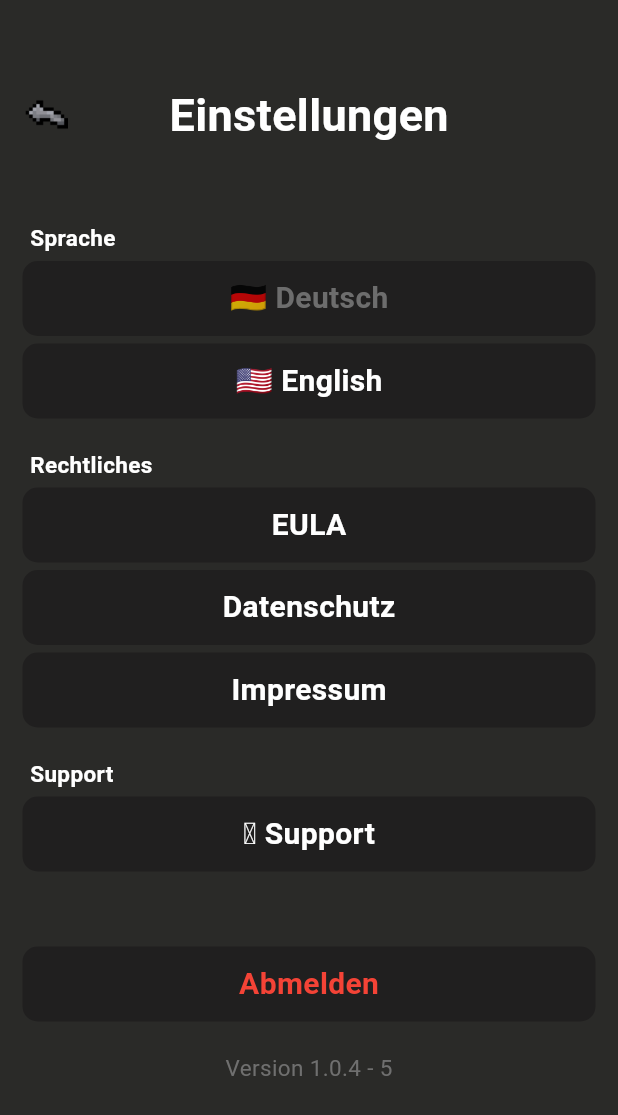
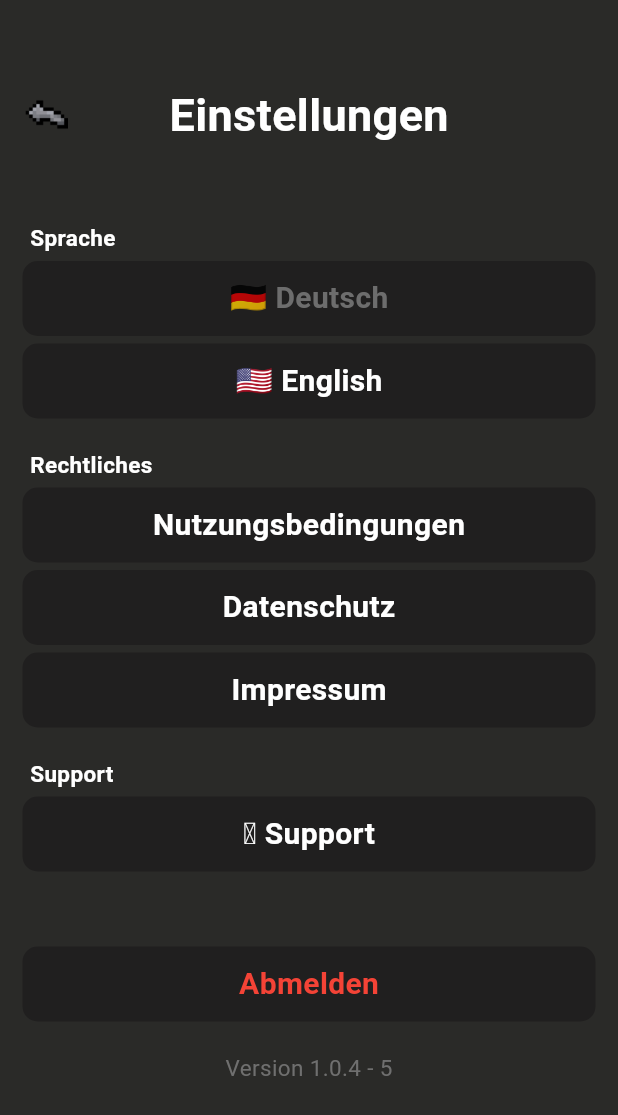
Before and after one commit to RibbleDev/noriskclient-app, a Flutter app: the Settings screen opened directly, after a tap on "🇩🇪 Deutsch", on a phone screen of 412 x 824 dp. Shown: the top 1115 px of the screen. Run offline on Flutter 3.47's test engine with Material 3 defaults, Android fonts, the phone set to English and light mode, and no system bars; our stand-ins replace flutter_native_splash, fluttertoast, package_info_plus, shared_preferences, vibration; missing offline and left inert: mobile_scanner; accounts and stored records are empty; generated files the repository leaves out were written again.

Commit message:
add url's to settings

```diff
--- a/lib/config/Config.dart
+++ b/lib/config/Config.dart
@@ -8,4 +8,9 @@ class Config {
   static int maxCommentsPerPage = 25;
   static int maxCommentContentLength = 150;
   static int maxReportContentLength = 200;
+
+  static Uri privacyUrl = Uri.parse('https://norisk.gg/privacy-policy');
+  static Uri termsUrl = Uri.parse('https://norisk.gg/terms-of-service');
+  static Uri imprintUrl = Uri.parse('https://norisk.gg/imprint');
+  static Uri supportUrl = Uri.parse('https://norisk.gg/support');
 }
--- a/lib/l10n/app_de.arb
+++ b/lib/l10n/app_de.arb
@@ -58,7 +58,7 @@
   "profile_noPinnedPosts": " hat keine angepinnten Posts :/",
   "settings_language": "Sprache",
   "settings_legal": "Rechtliches",
-  "settings_eula": "EULA",
+  "settings_tos": "Nutzungsbedingungen",
   "settings_privacyPolicy": "Datenschutz",
   "settings_imprint": "Impressum",
   "settings_support": "Support"
--- a/lib/l10n/app_en.arb
+++ b/lib/l10n/app_en.arb
@@ -58,7 +58,7 @@
   "profile_noPinnedPosts": " doesn't have any pinned posts :/",
   "settings_language": "Language",
   "settings_legal": "Legal Info's",
-  "settings_eula": "EULA",
+  "settings_tos": "Terms of Service",
   "settings_privacyPolicy": "Privacy Policy",
   "settings_imprint": "Imprint",
   "settings_support": "Support"
--- a/lib/screens/Settings.dart
+++ b/lib/screens/Settings.dart
@@ -3,11 +3,13 @@ import 'package:flutter/material.dart';
 import 'package:flutter_gen/gen_l10n/app_localizations.dart';
 import 'package:mcreal/config/Colors.dart';
 import 'package:mcreal/main.dart';
+import 'package:mcreal/config/Config.dart';
 import 'package:mcreal/provider/localeProvider.dart';
 import 'package:mcreal/utils/NoRiskIcon.dart';
 import 'package:package_info_plus/package_info_plus.dart';
 import 'package:provider/provider.dart';
 import 'package:shared_preferences/shared_preferences.dart';
+import 'package:url_launcher/url_launcher.dart';
 
 class Settings extends StatefulWidget {
   const Settings({super.key});
@@ -136,7 +138,8 @@ class SettingsState extends State<Settings> {
                 ),
                 const SizedBox(height: 5),
                 GestureDetector(
-                  onTap: () => {},
+                  onTap: () => launchUrl(
+                      mode: LaunchMode.externalApplication, Config.termsUrl),
                   child: Container(
                     width: double.infinity,
                     height: 50,
@@ -144,7 +147,7 @@ class SettingsState extends State<Settings> {
                         color: NoRiskClientColors.darkerBackground,
                         borderRadius: BorderRadius.circular(10)),
                     child: Center(
-                      child: Text(AppLocalizations.of(context)!.settings_eula,
+                      child: Text(AppLocalizations.of(context)!.settings_tos,
                           style: const TextStyle(
                               color: NoRiskClientColors.text,
                               fontSize: 20,
@@ -154,7 +157,8 @@ class SettingsState extends State<Settings> {
                 ),
                 const SizedBox(height: 5),
                 GestureDetector(
-                  onTap: () => {},
+                  onTap: () => launchUrl(
+                      mode: LaunchMode.externalApplication, Config.privacyUrl),
                   child: Container(
                     width: double.infinity,
                     height: 50,
@@ -173,7 +177,8 @@ class SettingsState extends State<Settings> {
                 ),
                 const SizedBox(height: 5),
                 GestureDetector(
-                  onTap: () => {},
+                  onTap: () => launchUrl(
+                      mode: LaunchMode.externalApplication, Config.imprintUrl),
                   child: Container(
                     width: double.infinity,
                     height: 50,
@@ -204,7 +209,8 @@ class SettingsState extends State<Settings> {
                 ),
                 const SizedBox(height: 5),
                 GestureDetector(
-                  onTap: () => {},
+                  onTap: () => launchUrl(
+                      mode: LaunchMode.externalApplication, Config.supportUrl),
                   child: Container(
                     width: double.infinity,
                     height: 50,
--- a/pubspec.yaml
+++ b/pubspec.yaml
@@ -22,6 +22,7 @@ dependencies:
   http: ^1.2.1
   fluttertoast: ^8.2.8
   package_info_plus: ^8.0.2
+  url_launcher: ^6.3.1
 
 dev_dependencies:
   flutter_test:
```
Also changed, not shown: pubspec.lock, 5 other files.
